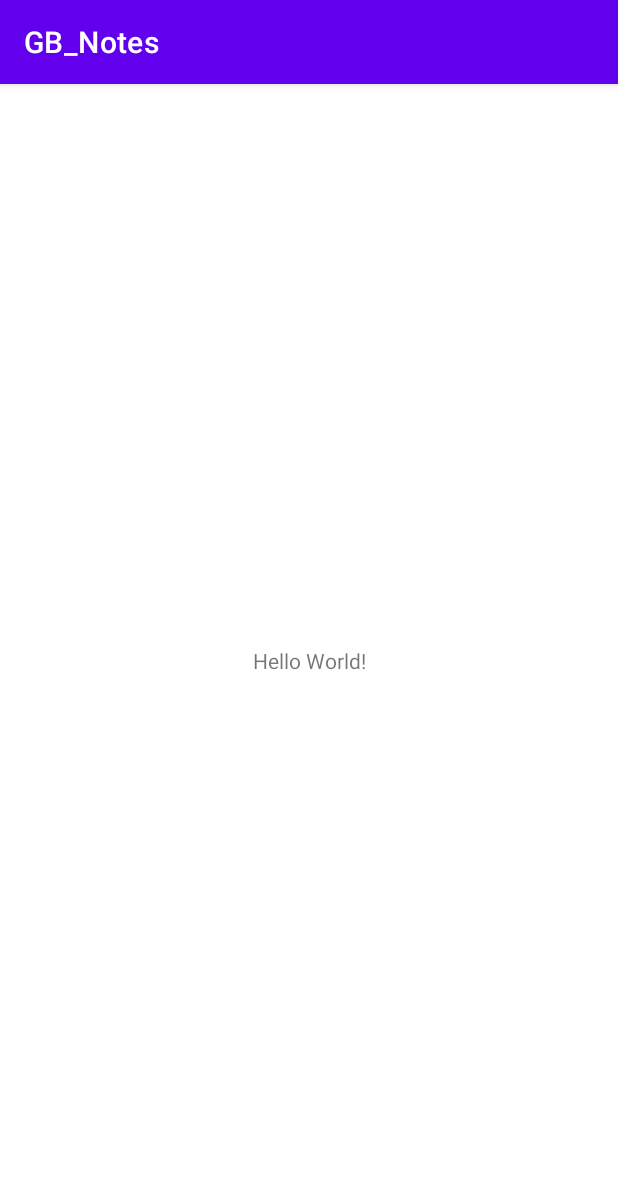
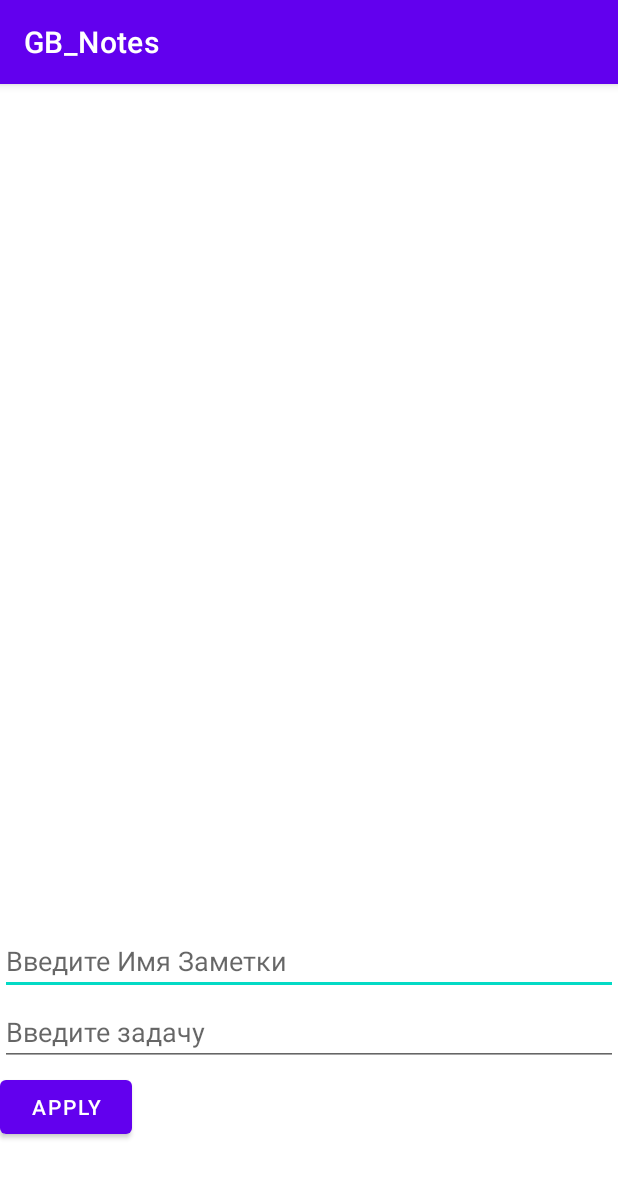
Before and after one commit to Rasel579/GB_Notes, an Android app: the screen it shows after launch (MainActivity), on a phone screen of 412 x 824 dp. Shown: the top 1178 px of the screen. Run offline under Robolectric (Android 15) with nearby library versions, the phone set to English and light mode, and no system bars.

Commit message:
added fargments for TODO list

```diff
--- a/app/build.gradle
+++ b/app/build.gradle
@@ -32,6 +32,7 @@ dependencies {
     implementation 'androidx.appcompat:appcompat:1.2.0'
     implementation 'com.google.android.material:material:1.3.0'
     implementation 'androidx.constraintlayout:constraintlayout:2.0.4'
+    implementation 'androidx.legacy:legacy-support-v4:1.0.0'
     testImplementation 'junit:junit:4.+'
     androidTestImplementation 'androidx.test.ext:junit:1.1.2'
     androidTestImplementation 'androidx.test.espresso:espresso-core:3.3.0'
--- /dev/null
+++ b/app/src/main/java/com/example/gb_notes/ContentNotesFragment.java
@@ -0,0 +1,118 @@
+package com.example.gb_notes;
+
+import android.annotation.SuppressLint;
+import android.content.Context;
+import android.os.Bundle;
+
+import androidx.annotation.NonNull;
+import androidx.fragment.app.Fragment;
+import androidx.fragment.app.FragmentTransaction;
+
+import android.view.LayoutInflater;
+import android.view.View;
+import android.view.ViewGroup;
+import android.widget.FrameLayout;
+import android.widget.LinearLayout;
+import android.widget.TextView;
+
+import com.example.gb_notes.bussiness_logic.Note;
+import com.example.gb_notes.bussiness_logic.NotesData;
+import com.example.gb_notes.bussiness_logic.Observer;
+
+import java.util.Date;
+
+/**
+ * A simple {@link Fragment} subclass.
+ * Use the {@link ContentNotesFragment#} factory method to
+ * create an instance of this fragment.
+ */
+public class ContentNotesFragment extends Fragment implements Observer {
+    private TextView dataTextView;
+    private TextView nameTextView;
+    private static final String NOTES = "CurrentNote";
+    private static NotesData notesData = new NotesData();
+    private int index;
+
+    public int getIndex() {
+        return index;
+    }
+
+    public void setIndex(int index) {
+        this.index = index;
+    }
+// TODO: Rename parameter arguments, choose names that match
+    // the fragment initialization parameters, e.g. ARG_ITEM_NUMBER
+
+    // TODO: Rename and change types of parameters
+    private String mParam1;
+    private String mParam2;
+
+    public ContentNotesFragment() {
+        // Required empty public constructor
+    }
+
+    /**
+     * Use this factory method to create a new instance of
+     * this fragment using the provided parameters.
+     *
+     *
+     * @return A new instance of fragment ContentNotesFragment.
+     */
+    // TODO: Rename and change types and number of parameters
+    public  static ContentNotesFragment newInstance(){
+        ContentNotesFragment contentNotesFragment = new ContentNotesFragment();
+        Bundle args = new Bundle();
+        args.putParcelable(NOTES, notesData);
+        contentNotesFragment.setArguments(args);
+        return contentNotesFragment;
+    }
+
+    @Override
+    public void onCreate(Bundle savedInstanceState) {
+        super.onCreate(savedInstanceState);
+        setRetainInstance(true);
+        if(getArguments() != null){
+            notesData = getArguments().getParcelable(NOTES);
+        }
+
+    }
+
+    @Override
+    public View onCreateView(LayoutInflater inflater, ViewGroup container,
+                             Bundle savedInstanceState) {
+        // Inflate the layout for this fragment
+        index = notesData.getNotesData().size() - 1;
+        View view = inflater.inflate(R.layout.fragment_content_notes, container, false);
+        if (notesData.getNotesData().size() != 0){
+
+                Date date = notesData.getNotesData().get(index).getDate();
+                String name = notesData.getNotesData().get(index).getName();
+                TextView dataView = new TextView(getContext());
+                TextView nameView = new TextView(getContext());
+                dataView.setText(String.valueOf(date));
+                nameView.setText(name);
+                dataView.setTextSize(20);
+                nameView.setTextSize(20);
+                ((LinearLayout) view).addView(dataView);
+                ((LinearLayout) view).addView(nameView);
+
+        }
+
+//        if (savedInstanceState.getParcelable(CURRENT_NOTE) != null){
+//            dataTextView.setText(String.valueOf(note.getDate()));
+//            nameTextView.setText(note.getName());
+//        }
+
+        return view;
+    }
+
+    @Override
+    public void onSaveInstanceState(@NonNull Bundle outState) {
+        super.onSaveInstanceState(outState);
+    }
+
+    @Override
+    public void updateListOfFragments(Note note) {
+        notesData.getNotesData().add(note);
+    }
+}
--- /dev/null
+++ b/app/src/main/java/com/example/gb_notes/InputToDoListFragment.java
@@ -0,0 +1,95 @@
+package com.example.gb_notes;
+
+import android.content.Context;
+import android.os.Bundle;
+
+import androidx.annotation.NonNull;
+import androidx.fragment.app.Fragment;
+import androidx.fragment.app.FragmentManager;
+import androidx.fragment.app.FragmentTransaction;
+
+import android.view.LayoutInflater;
+import android.view.View;
+import android.view.ViewGroup;
+import android.widget.Button;
+import android.widget.EditText;
+
+import com.example.gb_notes.bussiness_logic.GetPublisher;
+import com.example.gb_notes.bussiness_logic.Note;
+import com.example.gb_notes.bussiness_logic.Publisher;
+
+/**
+ * A simple {@link Fragment} subclass.
+ * Use the  factory method to
+ * create an instance of this fragment.
+ */
+public class InputToDoListFragment extends Fragment {
+    private Publisher publisher;
+
+    // TODO: Rename parameter arguments, choose names that match
+    // the fragment initialization parameters, e.g. ARG_ITEM_NUMBER
+    private static final String ARG_PARAM1 = "param1";
+    private static final String ARG_PARAM2 = "param2";
+
+    // TODO: Rename and change types of parameters
+    private String mParam1;
+    private String mParam2;
+
+    public InputToDoListFragment() {
+        // Required empty public constructor
+    }
+
+    @Override
+    public void onAttach(@NonNull Context context) {
+        super.onAttach(context);
+        publisher = ((GetPublisher) context).getPublisher();
+    }
+
+    /**
+     * Use this factory method to create a new instance of
+     * this fragment using the provided parameters.
+     *.
+     */
+    // TODO: Rename and change types and number of parameters
+
+
+    @Override
+    public void onCreate(Bundle savedInstanceState) {
+        super.onCreate(savedInstanceState);
+        if (getArguments() != null) {
+            mParam1 = getArguments().getString(ARG_PARAM1);
+            mParam2 = getArguments().getString(ARG_PARAM2);
+        }
+    }
+
+    @Override
+    public View onCreateView(LayoutInflater inflater, ViewGroup container,
+                             Bundle savedInstanceState) {
+        // Inflate the layout for this fragment
+        View view = inflater.inflate(R.layout.fragment_to_do_list, container, false);
+        EditText nameEditText = view.findViewById(R.id.NoteNameTextInput);
+        EditText descriptionData = view.findViewById(R.id.descriptionNote);
+        Button acceptBtn = view.findViewById(R.id.acceptBtn);
+        acceptBtn.setOnClickListener(new View.OnClickListener() {
+            @Override
+            public void onClick(View view) {
+                String nameNote = nameEditText.getText().toString();
+                String descriptionNote = descriptionData.getText().toString();
+                publisher.notify(new Note(nameNote, descriptionNote));
+                ContentNotesFragment contentNotesFragment = ContentNotesFragment.newInstance();
+                FragmentManager fragmentManager = requireActivity().getSupportFragmentManager();
+                FragmentTransaction fragmentTransaction = fragmentManager.beginTransaction();
+                fragmentTransaction.add(R.id.contentListFragment,contentNotesFragment);
+                fragmentTransaction.setTransition(FragmentTransaction.TRANSIT_FRAGMENT_FADE);
+                fragmentTransaction.commit();
+
+            }
+        });
+        return view;
+    }
+
+    @Override
+    public void onSaveInstanceState(@NonNull Bundle outState) {
+        super.onSaveInstanceState(outState);
+    }
+}
--- a/app/src/main/java/com/example/gb_notes/MainActivity.java
+++ b/app/src/main/java/com/example/gb_notes/MainActivity.java
@@ -1,14 +1,30 @@
 package com.example.gb_notes;
 
 import androidx.appcompat.app.AppCompatActivity;
+import androidx.fragment.app.Fragment;
+import androidx.fragment.app.FragmentTransaction;
 
 import android.os.Bundle;
 
-public class MainActivity extends AppCompatActivity {
+import com.example.gb_notes.bussiness_logic.GetPublisher;
+import com.example.gb_notes.bussiness_logic.Publisher;
 
+public class MainActivity extends AppCompatActivity implements GetPublisher {
+    private Publisher publisher = new Publisher();
     @Override
     protected void onCreate(Bundle savedInstanceState) {
         super.onCreate(savedInstanceState);
         setContentView(R.layout.activity_main);
+
+        ContentNotesFragment contentNotesFragment = new ContentNotesFragment();
+        publisher.subscribe(contentNotesFragment);
+
+
+
+    }
+
+    @Override
+    public Publisher getPublisher() {
+        return publisher;
     }
 }
--- /dev/null
+++ b/app/src/main/java/com/example/gb_notes/bussiness_logic/GetPublisher.java
@@ -0,0 +1,5 @@
+package com.example.gb_notes.bussiness_logic;
+
+public interface GetPublisher {
+    Publisher getPublisher();
+}
--- /dev/null
+++ b/app/src/main/java/com/example/gb_notes/bussiness_logic/NotesData.java
@@ -0,0 +1,48 @@
+package com.example.gb_notes.bussiness_logic;
+
+import android.os.Parcel;
+import android.os.Parcelable;
+
+import java.util.ArrayList;
+
+public class NotesData implements Parcelable {
+    ArrayList<Note> notesData = new ArrayList<Note>();
+
+    public NotesData(Parcel in) {
+        notesData = in.createTypedArrayList(Note.CREATOR);
+    }
+
+    public static final Creator<NotesData> CREATOR = new Creator<NotesData>() {
+        @Override
+        public NotesData createFromParcel(Parcel in) {
+            return new NotesData(in);
+        }
+
+        @Override
+        public NotesData[] newArray(int size) {
+            return new NotesData[size];
+        }
+    };
+
+    public NotesData() {
+        this.notesData = new ArrayList<Note>();
+    }
+
+    public ArrayList<Note> getNotesData() {
+        return notesData;
+    }
+
+    public void setNotesData(ArrayList<Note> notesData) {
+        this.notesData = notesData;
+    }
+
+    @Override
+    public int describeContents() {
+        return 0;
+    }
+
+    @Override
+    public void writeToParcel(Parcel parcel, int i) {
+        parcel.writeTypedList(notesData);
+    }
+}
--- /dev/null
+++ b/app/src/main/java/com/example/gb_notes/bussiness_logic/Observer.java
@@ -0,0 +1,5 @@
+package com.example.gb_notes.bussiness_logic;
+
+public interface Observer {
+    void updateListOfFragments(Note note);
+}
--- /dev/null
+++ b/app/src/main/java/com/example/gb_notes/bussiness_logic/Publisher.java
@@ -0,0 +1,22 @@
+package com.example.gb_notes.bussiness_logic;
+
+import java.util.ArrayList;
+import java.util.List;
+
+public class Publisher {
+    private List<Observer> observers;
+    public Publisher(){
+        observers = new ArrayList<Observer>();
+    }
+    public void subscribe(Observer observer){
+        observers.add(observer);
+    }
+    public void unSubscribe(Observer observer){
+        observers.remove(observer);
+    }
+    public void notify(Note note){
+        for (Observer observer : observers) {
+            observer.updateListOfFragments(note);
+        }
+    }
+}
--- a/app/src/main/res/layout/activity_main.xml
+++ b/app/src/main/res/layout/activity_main.xml
@@ -6,13 +6,31 @@
     android:layout_height="match_parent"
     tools:context=".MainActivity">
 
-    <TextView
-        android:layout_width="wrap_content"
+
+    <fragment
+        android:id="@+id/toDoListFragment"
+        android:name="com.example.gb_notes.InputToDoListFragment"
+        android:layout_width="match_parent"
         android:layout_height="wrap_content"
-        android:text="Hello World!"
         app:layout_constraintBottom_toBottomOf="parent"
         app:layout_constraintLeft_toLeftOf="parent"
         app:layout_constraintRight_toRightOf="parent"
-        app:layout_constraintTop_toTopOf="parent" />
+        app:layout_constraintTop_toTopOf="parent"
+        app:layout_constraintVertical_bias="0.9"
+        tools:layout="@layout/fragment_to_do_list" />
+    <fragment
+        android:id="@+id/contentListFragment"
+        android:name="com.example.gb_notes.ContentNotesFragment"
+        android:layout_width="match_parent"
+        android:layout_height="wrap_content"
+        app:layout_constraintBottom_toBottomOf="parent"
+        app:layout_constraintLeft_toLeftOf="parent"
+        app:layout_constraintRight_toRightOf="parent"
+        app:layout_constraintTop_toTopOf="parent"
+        app:layout_constraintVertical_bias="0.05"
+        android:layout_marginLeft="20dp"
+        android:layout_marginRight="20dp"
+        android:layout_marginTop="5dp"
+        tools:layout="@layout/fragment_content_notes" />
 
 </androidx.constraintlayout.widget.ConstraintLayout>
--- /dev/null
+++ b/app/src/main/res/layout/fragment_to_do_list.xml
@@ -0,0 +1,32 @@
+<?xml version="1.0" encoding="utf-8"?>
+<LinearLayout xmlns:android="http://schemas.android.com/apk/res/android"
+    android:id="@+id/fragmentInputList"
+    xmlns:tools="http://schemas.android.com/tools"
+    android:layout_width="match_parent"
+    android:layout_height="match_parent"
+    tools:context=".InputToDoListFragment"
+    android:orientation="vertical">
+
+    <!-- TODO: Update blank fragment layout -->
+    <com.google.android.material.textfield.TextInputEditText
+        android:id="@+id/NoteNameTextInput"
+        android:layout_width="match_parent"
+        android:layout_height="wrap_content"
+        android:layout_marginTop="1dp"
+        android:hint="@string/NoteNameTextInput"
+         />
+    <com.google.android.material.textfield.TextInputEditText
+        android:id="@+id/descriptionNote"
+        android:layout_width="match_parent"
+        android:layout_height="wrap_content"
+        android:layout_marginTop="2dp"
+        android:hint="@string/descriptionTextInput"/>
+    <com.google.android.material.button.MaterialButton
+        android:id="@+id/acceptBtn"
+        android:layout_width="wrap_content"
+        android:layout_height="wrap_content"
+        android:layout_marginTop="3dp"
+        android:text="Apply"/>
+
+
+</LinearLayout>
--- a/app/src/main/res/values/strings.xml
+++ b/app/src/main/res/values/strings.xml
@@ -1,3 +1,7 @@
 <resources>
     <string name="app_name">GB_Notes</string>
+    <!-- TODO: Remove or change this placeholder text -->
+    <string name="hello_blank_fragment">Hello blank fragment</string>
+    <string name="NoteNameTextInput">Введите Имя Заметки</string>
+    <string name="descriptionTextInput">Введите задачу</string>
 </resources>
```
Also changed, not shown: app/src/main/java/com/example/gb_notes/bussiness_logic/Note.java (added, +82 -0 lines), app/src/main/res/layout/fragment_content_notes.xml (added, +14 -0 lines).
